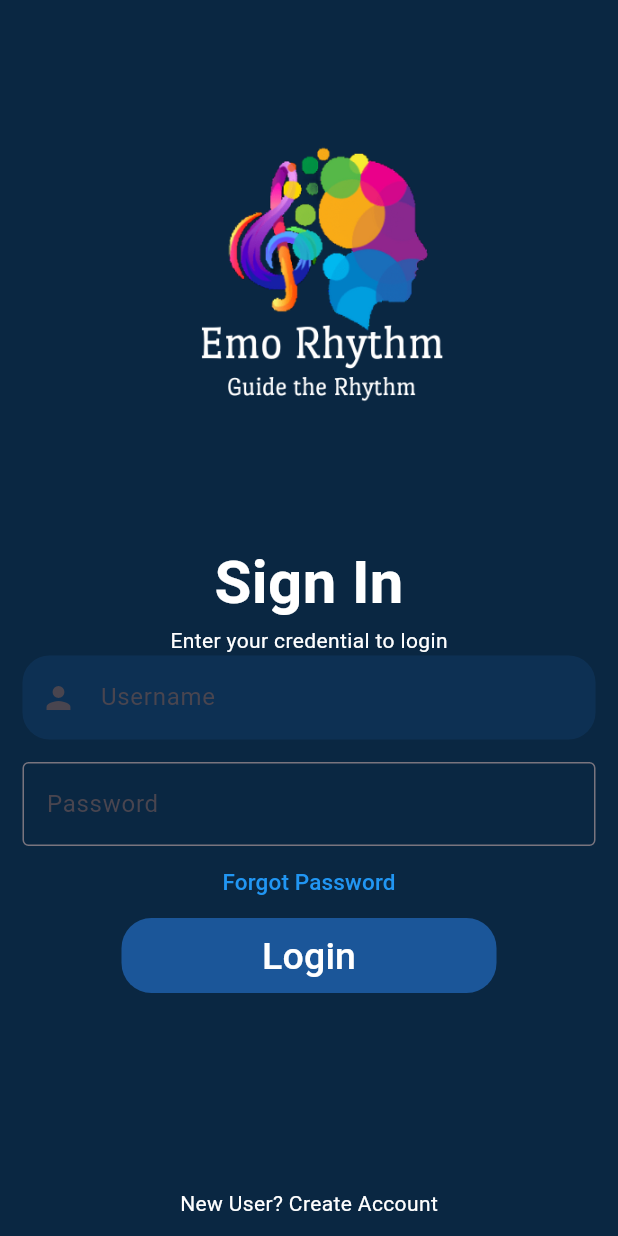
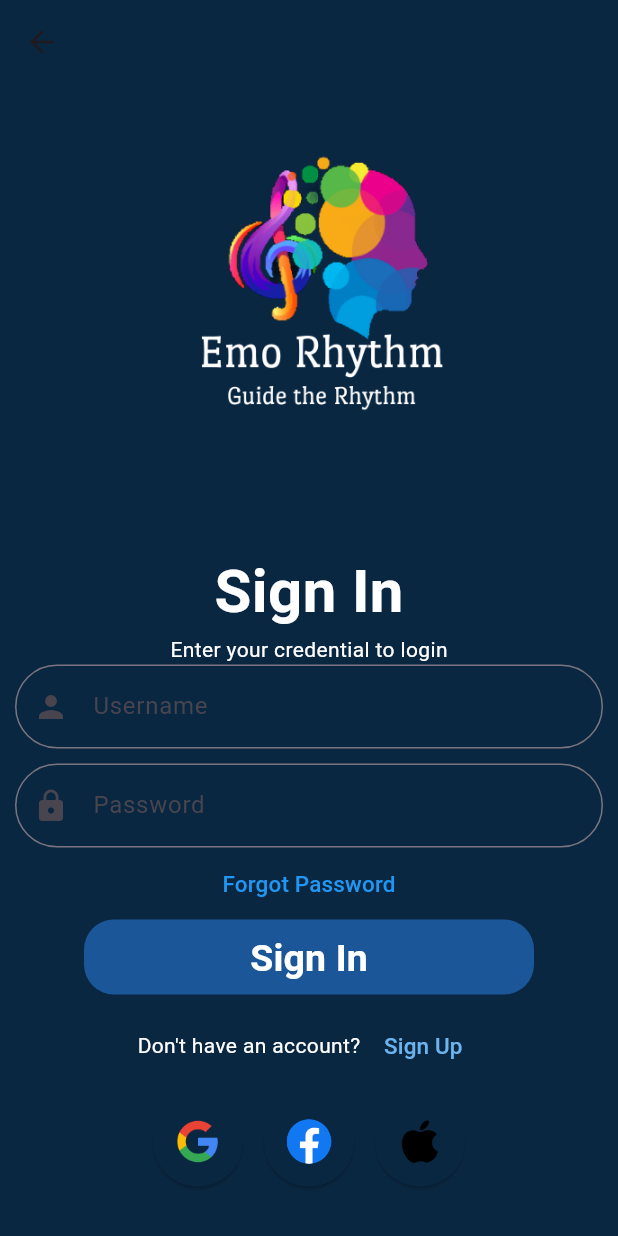
Before and after one commit to PawaniMekhala/EmoRhythm, a Flutter app: the LoginPage screen opened directly, on a phone screen of 412 x 824 dp. Run offline on Flutter 3.47's test engine with Material 3 defaults, Android fonts, the phone set to English and light mode, and no system bars; our stand-ins replace device_preview, google_fonts; Roboto replaces fonts that are missing (Port Lligat Slab).

Commit message:
sign in & sign up

```diff
--- a/lib/screens/login.dart
+++ b/lib/screens/login.dart
@@ -1,6 +1,8 @@
 import 'package:flutter/material.dart';
 import 'package:google_fonts/google_fonts.dart';
 import 'home.dart';
+import 'signup.dart';
+//import 'Registration.dart';
 
 void main() {
   runApp(const MyApp());
@@ -29,90 +31,97 @@ class _LoginPageState extends State<LoginPage> {
   @override
   Widget build(BuildContext context) {
     return Scaffold(
+      appBar: AppBar(
+        leading: IconButton(
+          icon: Icon(Icons.arrow_back),
+          onPressed: () {
+            Navigator.pop(context);
+          },
+        ),
+        backgroundColor: const Color.fromRGBO(10, 39, 66, 1),
+        title: Text(''),
+      ),
       body: SingleChildScrollView(
         child: Column(
+          crossAxisAlignment: CrossAxisAlignment.center,
           children: <Widget>[
             Padding(
-              padding: const EdgeInsets.only(top: 60.0),
+              padding: const EdgeInsets.only(top: 10.0),
               child: Center(
                 child: SizedBox(
                   width: 300,
                   height: 300,
-                    /*decoration: BoxDecoration(
-                        color: Colors.red,
-                        borderRadius: BorderRadius.circular(50.0)),*/
-                    child: Image.asset('assests/logo/Emo Rhythm.png')),
+                  child: Image.asset('assets/logo/Emo Rhythm.png'),
+                ),
               ),
             ),
             _header(context),
-            Padding(
-              padding: const EdgeInsets.symmetric(horizontal: 15),
-              child: TextField(
-                decoration: InputDecoration(
-                    labelText: "Username",
-                    hintText: "Enter a valid Username",
-                    border: OutlineInputBorder(
-                        borderRadius: BorderRadius.circular(18),
-                        borderSide: BorderSide.none),
-                    fillColor: const Color(0xFF1B5699).withOpacity(0.2),
-                    filled: true,
-                    prefixIcon: const Icon(Icons.person)),
+            _inputField(context),
+            const SizedBox(height: 10),
+            _signup(context),
+            const SizedBox(height: 10),
+            Row(
+              mainAxisAlignment: MainAxisAlignment.center,
+              children: [
+                ElevatedButton(
+                  onPressed: () {
+                    // Handle Google sign-up
+                    print('Sign Up with Google');
+                  },
+                  style: ElevatedButton.styleFrom(
+                    shape: const CircleBorder(),
+                    padding: const EdgeInsets.all(15),
+                    backgroundColor: const Color.fromRGBO(10, 39, 66, 1),
                   ),
-            ),
-            const Padding(
-              padding:
-                  EdgeInsets.only(left: 15.0, right: 15.0, top: 15, bottom: 0),
-              //padding: EdgeInsets.symmetric(horizontal: 15),
-              child: TextField(
-                obscureText: true,
-                decoration: InputDecoration(
-                    border: OutlineInputBorder(),
-                    labelText: 'Password',
-                    hintText: 'Enter secure password'),
-              ),
-            ),
-            TextButton(
-              onPressed: () {
-                //TODO FORGOT PASSWORD SCREEN GOES HERE
-              },
-              child: const Text(
-                'Forgot Password',
-                style: TextStyle(color: Colors.blue, fontSize: 15),
-              ),
-            ),
-            Container(
-              height: 50,
-              width: 250,
-              decoration: BoxDecoration(
-                  color: const Color(0xFF1B5699),
-                  borderRadius: BorderRadius.circular(20)),
-              child: TextButton(
-                onPressed: () {
-                  Navigator.push(
-                      context,
-                      MaterialPageRoute(
-                          builder: (_) => const HomePage(
-                                username: '',
-                              )));
-                },
-                child: const Text(
-                  'Login',
-                  style: TextStyle(color: Colors.white, fontSize: 25),
+                  child: ClipOval(
+                    child: Image.asset(
+                      'assets/logo/Logo-google.png', // Replace with your Google logo image path
+                      height: 30,
+                      width: 30,
                     ),
                   ),
                 ),
-            const SizedBox(
-              height: 130,
+                const SizedBox(width: 10),
+                ElevatedButton(
+                  onPressed: () {
+                    // Handle Facebook sign-up
+                    print('Sign Up with Facebook');
+                  },
+                  style: ElevatedButton.styleFrom(
+                    shape: const CircleBorder(),
+                    padding: const EdgeInsets.all(15),
+                    backgroundColor: const Color.fromRGBO(10, 39, 66, 1),
                   ),
-            const Text(
-              'New User? Create Account',
-              style: TextStyle(
-                //fontSize: 10,
-                fontFamily: 'Port Lligat Slab',
-                //fontWeight: FontWeight.bold,
-                color: Colors.white,
+                  child: ClipOval(
+                    child: Image.asset(
+                      'assets/logo/Facebook_Logo.png', // Replace with your Facebook logo image path
+                      height: 30,
+                      width: 30,
                     ),
                   ),
+                ),
+                const SizedBox(width: 10),
+                ElevatedButton(
+                  onPressed: () {
+                    // Handle Apple sign-up
+                    print('Sign Up with Apple');
+                  },
+                  style: ElevatedButton.styleFrom(
+                    shape: const CircleBorder(),
+                    padding: const EdgeInsets.all(15),
+                    backgroundColor: const Color.fromRGBO(10, 39, 66, 1),
+                  ),
+                  child: ClipOval(
+                    child: Image.asset(
+                      'assets/logo/Apple_logo.png', // Replace with your Apple logo image path
+                      height: 30,
+                      width: 30,
+                    ),
+                  ),
+                ),
+              ],
+            ),
+            const SizedBox(height: 10),
           ],
         ),
       ),
@@ -122,6 +131,7 @@ class _LoginPageState extends State<LoginPage> {
 
 _header(context) {
   return Column(
+    // Sign In Header
     children: [
       Text(
         "Sign In",
@@ -138,6 +148,114 @@ _header(context) {
           fontFamily: 'Port Lligat Slab',
         ),
       ),
+      //const SizedBox(height: 10),
     ],
   );
 }
+
+_inputField(context) {
+  return Column(
+    children: [
+      // Username Field
+      buildTextFieldWithIcon(
+        icon: Icons.person,
+        hintText: 'Username',
+      ),
+      const SizedBox(height: 10),
+      // Password Field
+      buildTextFieldWithIcon(
+        icon: Icons.lock,
+        hintText: 'Password',
+        //labelText: 'Password',
+        isPassword: true,
+      ),
+      TextButton(
+        onPressed: () {},
+        child: const Text(
+          'Forgot Password',
+          style: TextStyle(color: Colors.blue, fontSize: 15),
+        ),
+      ),
+      Container(
+        height: 50,
+        width: 300,
+        decoration: BoxDecoration(
+            color: const Color(0xFF1B5699),
+            borderRadius: BorderRadius.circular(20)),
+        child: TextButton(
+          onPressed: () {
+            Navigator.push(
+              context,
+              MaterialPageRoute(
+                builder: (_) => const HomePage(
+                  username: 'User',
+                ),
+              ),
+            );
+          },
+          child: Text(
+            'Sign In',
+            style: GoogleFonts.portLligatSlab(
+              fontSize: 25,
+              fontWeight: FontWeight.bold,
+              color: Colors.white,
+            ),
+          ),
+        ),
+      ),
+    ],
+  );
+}
+
+_signup(context) {
+  return Row(
+    mainAxisAlignment: MainAxisAlignment.center,
+    children: [
+      const SizedBox(height: 15),
+      const Text(
+        "Don't have an account? ",
+        style: TextStyle(
+          //fontFamily: 'Port Lligat Slab',
+          color: Colors.white,
+        ),
+      ),
+      TextButton(
+        onPressed: () {
+          Navigator.push(
+            context,
+            MaterialPageRoute(builder: (context) => const SignupPage()),
+          );
+        },
+        child: const Text(
+          "Sign Up",
+          style: TextStyle(
+            //fontFamily: 'Port Lligat Slab',
+            fontSize: 15.0,
+            color: Color.fromARGB(255, 109, 180, 238),
+          ),
+        ),
+      )
+    ],
+  );
+}
+
+Widget buildTextFieldWithIcon({
+  required IconData icon,
+  required String hintText,
+  bool isPassword = false,
+}) {
+  return Container(
+    //width: 400,
+    padding: const EdgeInsets.symmetric(horizontal: 10),
+    child: TextField(
+      obscureText: isPassword,
+      decoration: InputDecoration(
+        prefixIcon: Icon(icon),
+        hintText: hintText,
+        border: OutlineInputBorder(
+          borderRadius: BorderRadius.circular(35),
+        ),
+      ),
+    ),
+  );
+}
--- a/pubspec.yaml
+++ b/pubspec.yaml
@@ -30,6 +30,9 @@ environment:
 dependencies:
   device_preview: ^1.1.0
   google_fonts: ^6.1.0
+  google_sign_in: ^5.2.4
+  # sign_in_with_apple: ^3.1.2
+  # facebook_login: ^3.0.0
   flutter:
     sdk: flutter
 
@@ -62,7 +65,7 @@ flutter:
 
   # To add assets to your application, add an assets section, like this:
   assets:
-     - assests/logo/
+      - assets/logo/
   #   - images/a_dot_ham.jpeg
 
   # An image asset can refer to one or more resolution-specific "variants", see
```
Also changed, not shown: lib/main.dart (+4 -3 lines), lib/screens/signup.dart (added, +156 -0 lines), assets/logo/Apple_logo.png (added), assets/logo/Emo Rhythm.png (renamed from assests/logo/Emo Rhythm.png), assets/logo/Facebook_Logo.png (added), assets/logo/Logo-google.png (added), pubspec.lock, 1 other file. Lines whose indentation alone changed are shown as unchanged.
